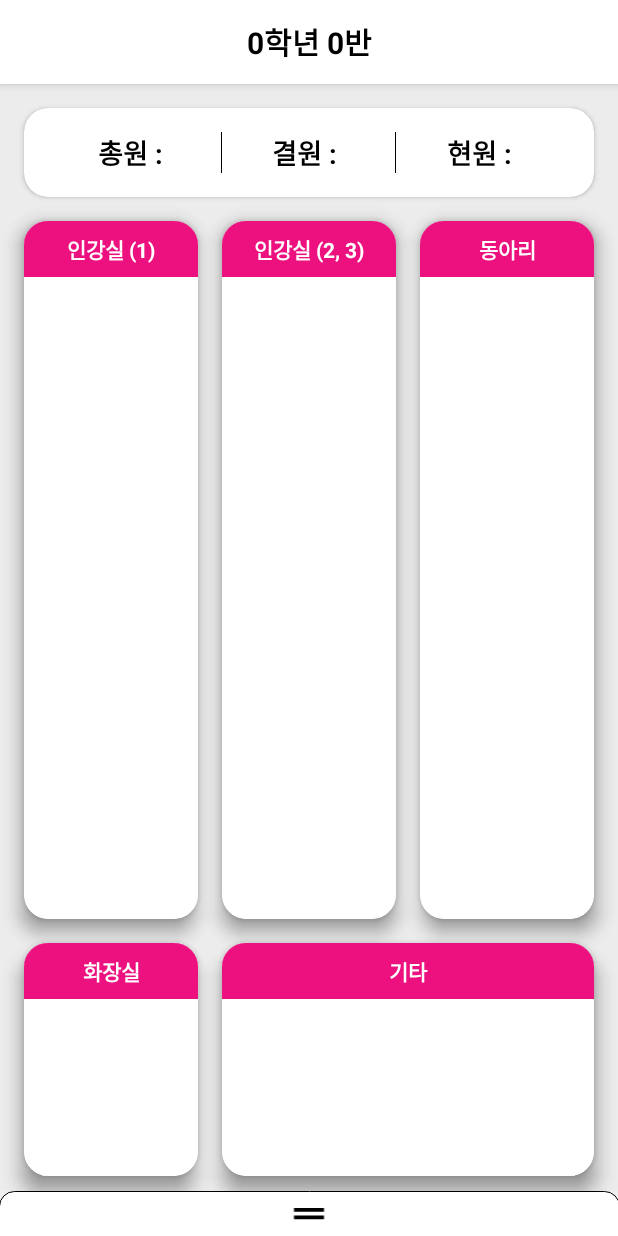
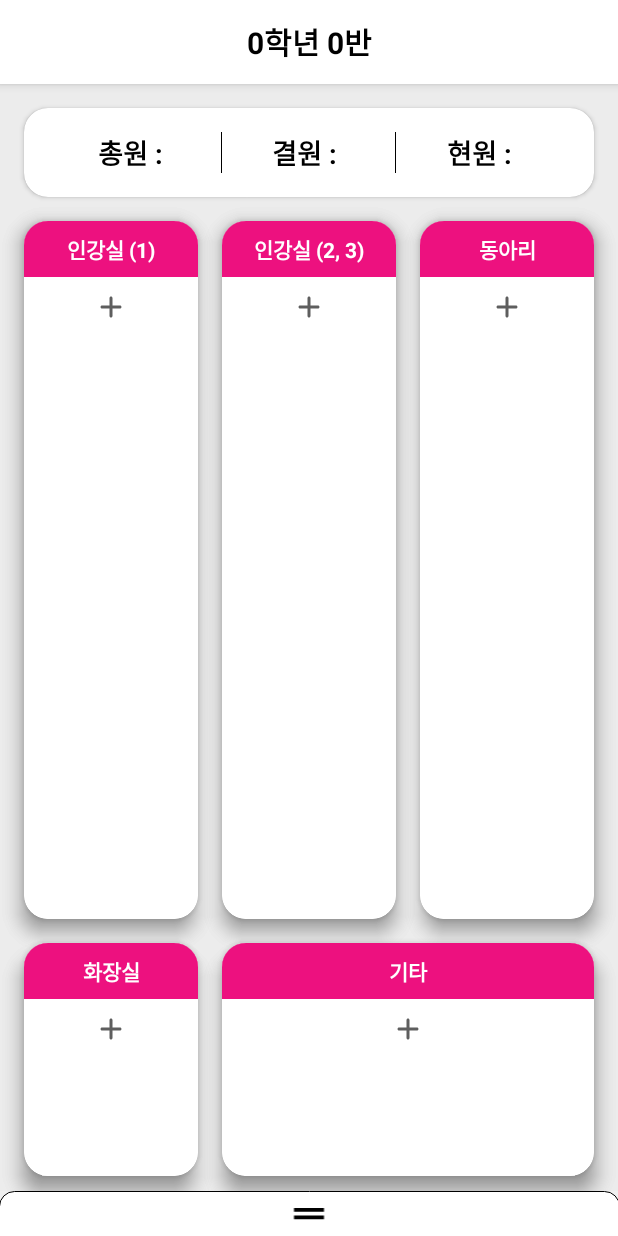
Before and after one commit to MinSeungHyun/DimigoSpreadsheet, an Android app: the SpreadsheetActivity screen opened directly, with no data from a screen before it, on a phone screen of 412 x 824 dp. Run offline under Robolectric (Android 15) with nearby library versions, the phone set to English and light mode, and no system bars; our stand-ins replace Firebase (no records; nobody signed in at launch, a user with empty details on screens opened directly); libraries missing offline, so code that uses them is left out: com.google.api.client, com.google.api.services; plain views replace CircularProgressButton; 15 statements that could not run were skipped.

Commit message:
추가버튼 생성 로직 변경

```diff
--- a/app/src/main/res/layout/number_card_prototype.xml
+++ b/app/src/main/res/layout/number_card_prototype.xml
@@ -37,7 +37,21 @@
                 android:layout_width="match_parent"
                 android:layout_height="wrap_content"
                 android:animateLayoutChanges="true"
-                android:orientation="vertical" />
+                android:orientation="vertical">
+
+                <ImageButton xmlns:tools="http://schemas.android.com/tools"
+                    android:id="@+id/enterNameButton"
+                    android:layout_width="match_parent"
+                    android:layout_height="wrap_content"
+                    android:layout_gravity="center_horizontal"
+                    android:background="?attr/selectableItemBackground"
+                    android:onClick="onEnterNameButtonClick"
+                    android:paddingTop="4dp"
+                    android:paddingBottom="4dp"
+                    android:src="@drawable/ic_round_add_24px"
+                    android:tint="@color/gray"
+                    tools:ignore="ContentDescription" />
+            </LinearLayout>
         </ScrollView>
     </LinearLayout>
 </androidx.cardview.widget.CardView>
```
Also changed, not shown: app/src/main/java/com/seunghyun/dimigospreadsheet/activities/SpreadsheetActivity.kt (+13 -11 lines).
